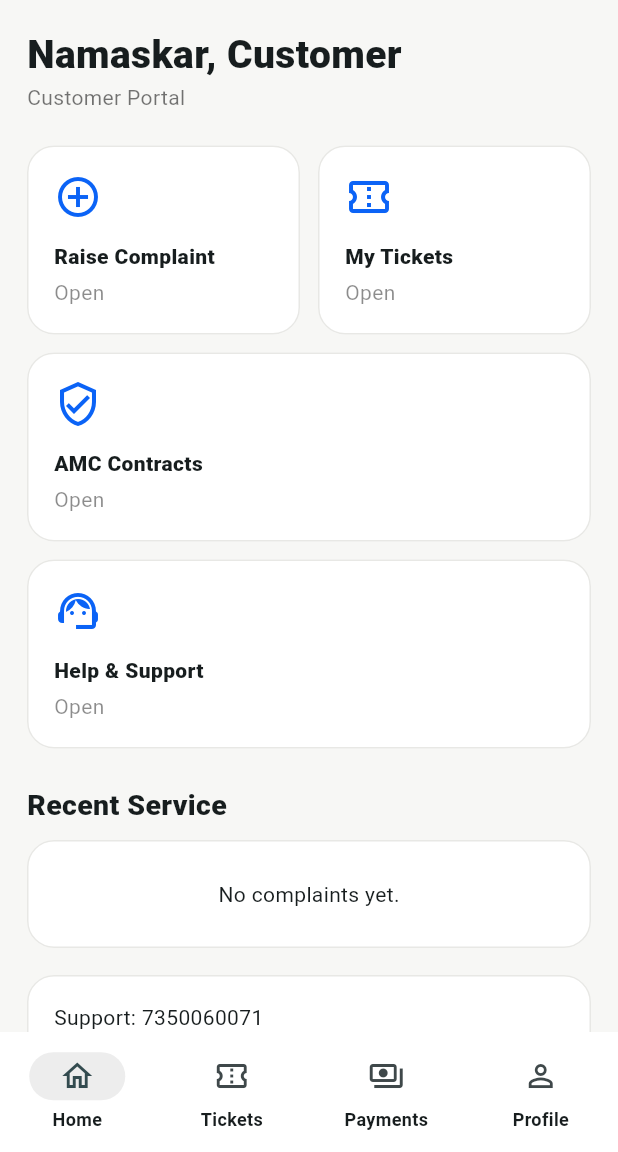
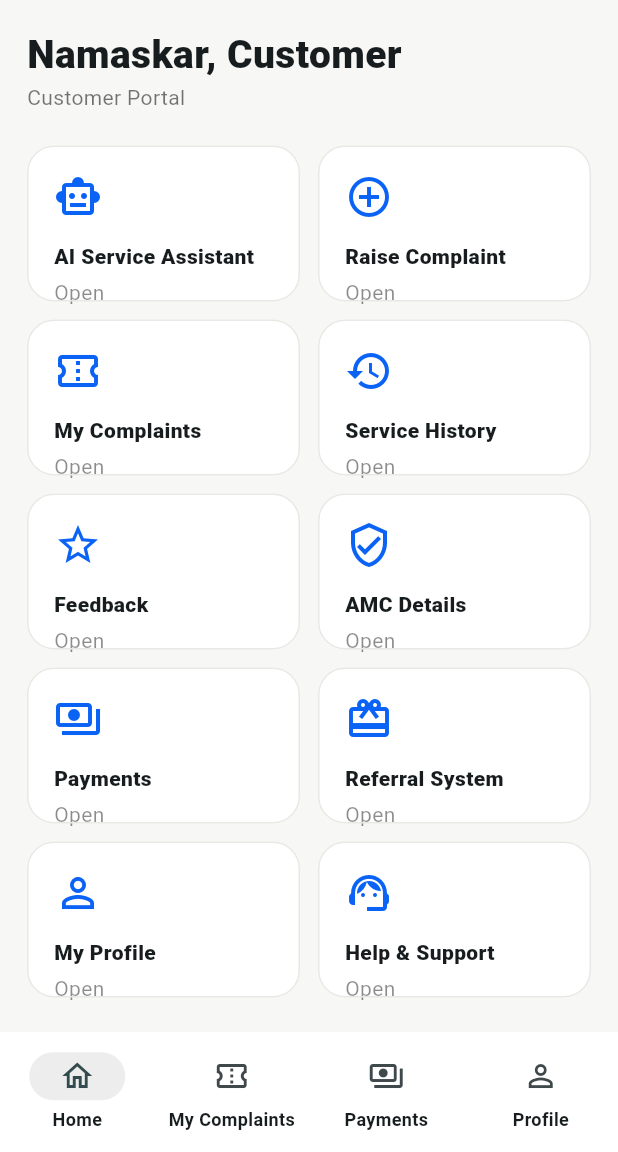
Before and after one commit to soham855/unique-market-service, a Flutter app: the CustomerHomePage screen opened directly, on a phone screen of 412 x 824 dp, the part 84-1236 px from its top. Run offline on Flutter 3.47's test engine with Material 3 defaults, Android fonts, the light colour scheme and no system bars; our stand-ins replace firebase_core, firebase_messaging, flutter_local_notifications, geolocator, image_picker, printing and 3 more; missing offline and left inert: flutter_background_geofencing; accounts and stored records are empty.

Commit message:
Match Customer App dashboard options to Customer Portal

```diff
--- a/flutter_app/lib/main.dart
+++ b/flutter_app/lib/main.dart
@@ -6,6 +6,7 @@ import 'package:geolocator/geolocator.dart';
 import 'config/supabase_config.dart';
 import 'services/auth_service.dart';
 import 'services/customer_service.dart';
+import 'customer_portal_pages.dart';
 import 'services/push_notification_service.dart';
 import 'package:pdf/widgets.dart' as pw;
 import 'package:printing/printing.dart';
@@ -346,15 +347,26 @@ class _CustomerHomePageState extends State<CustomerHomePage> {
       Text('Namaskar, ' + (customer?['name']?.toString() ?? 'Customer'), style: const TextStyle(fontSize: 26, fontWeight: FontWeight.w900)),
       Text(customer?['customer_code']?.toString() ?? 'Customer Portal', style: const TextStyle(color: Colors.black54)),
       const SizedBox(height: 22),
-      Row(children: [
-        Expanded(child: _homeCard(Icons.add_circle_outline, 'Raise Complaint', () async { await Navigator.push(context, MaterialPageRoute(builder: (_) => const RaiseComplaintPage())); load(); })),
-        const SizedBox(width: 12),
-        Expanded(child: _homeCard(Icons.confirmation_num_outlined, 'My Tickets', () => Navigator.push(context, MaterialPageRoute(builder: (_) => TicketListPage(tickets: tickets))))),
-      ]),
-      const SizedBox(height: 12),
-      _homeCard(Icons.verified_user_outlined, 'AMC Contracts', () => Navigator.push(context, MaterialPageRoute(builder: (_) => const AmcContractsPage()))),
-      const SizedBox(height: 12),
-      _homeCard(Icons.support_agent_outlined, 'Help & Support', () => Navigator.push(context, MaterialPageRoute(builder: (_) => const HelpSupportPage()))),
+      GridView.count(
+        crossAxisCount: 2,
+        shrinkWrap: true,
+        physics: const NeverScrollableScrollPhysics(),
+        crossAxisSpacing: 12,
+        mainAxisSpacing: 12,
+        childAspectRatio: 1.75,
+        children: [
+          _homeCard(Icons.smart_toy_outlined, 'AI Service Assistant', () => Navigator.push(context, MaterialPageRoute(builder: (_) => const CustomerAiServiceAssistantPage()))),
+          _homeCard(Icons.add_circle_outline, 'Raise Complaint', () async { await Navigator.push(context, MaterialPageRoute(builder: (_) => const RaiseComplaintPage())); await load(); }),
+          _homeCard(Icons.confirmation_num_outlined, 'My Complaints', () async { await Navigator.push(context, MaterialPageRoute(builder: (_) => TicketListPage(tickets: tickets))); await load(); }),
+          _homeCard(Icons.history, 'Service History', () => Navigator.push(context, MaterialPageRoute(builder: (_) => const CustomerServiceHistoryPage()))),
+          _homeCard(Icons.star_outline, 'Feedback', () => Navigator.push(context, MaterialPageRoute(builder: (_) => const CustomerFeedbackPage()))),
+          _homeCard(Icons.verified_user_outlined, 'AMC Details', () => Navigator.push(context, MaterialPageRoute(builder: (_) => const AmcContractsPage()))),
+          _homeCard(Icons.payments_outlined, 'Payments', () => Navigator.push(context, MaterialPageRoute(builder: (_) => const CustomerPaymentsPage()))),
+          _homeCard(Icons.card_giftcard_outlined, 'Referral System', () => Navigator.push(context, MaterialPageRoute(builder: (_) => const CustomerReferralPage()))),
+          _homeCard(Icons.person_outline, 'My Profile', () => Navigator.push(context, MaterialPageRoute(builder: (_) => const ProfilePage()))),
+          _homeCard(Icons.support_agent_outlined, 'Help & Support', () => Navigator.push(context, MaterialPageRoute(builder: (_) => const HelpSupportPage()))),
+        ],
+      ),
       const SizedBox(height: 24),
       const Text('Recent Service', style: TextStyle(fontSize: 19, fontWeight: FontWeight.w800)),
       const SizedBox(height: 10),
@@ -366,7 +378,7 @@ class _CustomerHomePageState extends State<CustomerHomePage> {
     ])),
     bottomNavigationBar: NavigationBar(destinations: const [
       NavigationDestination(icon: Icon(Icons.home_outlined), label: 'Home'),
-      NavigationDestination(icon: Icon(Icons.confirmation_num_outlined), label: 'Tickets'),
+      NavigationDestination(icon: Icon(Icons.confirmation_num_outlined), label: 'My Complaints'),
       NavigationDestination(icon: Icon(Icons.payments_outlined), label: 'Payments'),
       NavigationDestination(icon: Icon(Icons.person_outline), label: 'Profile'),
     ], onDestinationSelected: (i) { if (i == 1) Navigator.push(context, MaterialPageRoute(builder: (_) => TicketListPage(tickets: tickets))); else if (i == 2) Navigator.push(context, MaterialPageRoute(builder: (_) => const CustomerPaymentsPage())); else if (i == 3) Navigator.push(context, MaterialPageRoute(builder: (_) => const ProfilePage())); }),
@@ -422,7 +434,7 @@ class _AmcContractsPageState extends State<AmcContractsPage>{
   @override void dispose(){timer?.cancel();super.dispose();}
   Future<void> load()async{try{items=await service.amcContracts();}catch(_){items=[];}if(mounted)setState(()=>loading=false);}
   @override Widget build(BuildContext context)=>Scaffold(
-    appBar:AppBar(title:const Text('AMC Contracts'),actions:[IconButton(onPressed:load,icon:const Icon(Icons.refresh))]),
+    appBar:AppBar(title:const Text('AMC Details'),actions:[IconButton(onPressed:load,icon:const Icon(Icons.refresh))]),
     body:loading?const Center(child:CircularProgressIndicator()):RefreshIndicator(onRefresh:load,child:ListView(padding:const EdgeInsets.all(16),children:[
       if(items.isEmpty) const Card(child:Padding(padding:EdgeInsets.all(24),child:Center(child:Text('No AMC contracts found.')))),
       ...items.map((a){final status=(a['status']??'').toString();final start=(a['start_date']??'').toString();final end=(a['end_date']??'').toString();return Card(margin:const EdgeInsets.only(bottom:12),child:Padding(padding:const EdgeInsets.all(16),child:Column(crossAxisAlignment:CrossAxisAlignment.start,children:[
```
